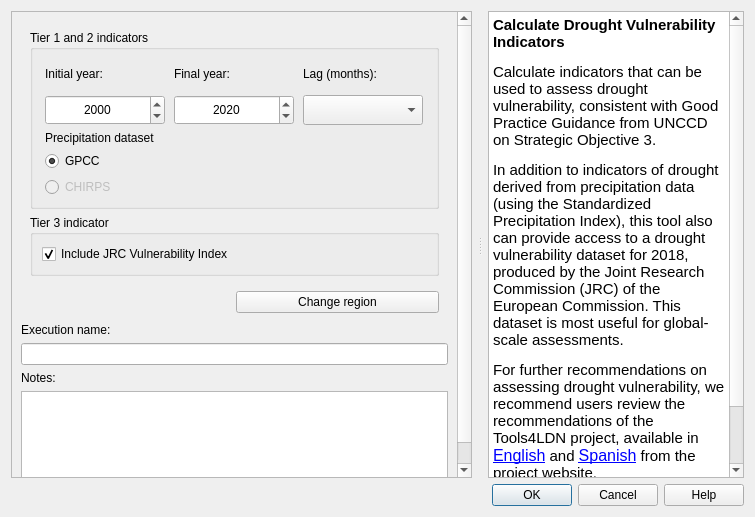
Old version of the form LDMP/gui/DlgCalculateDrought.ui in the repository ConservationInternational/trends.earth.
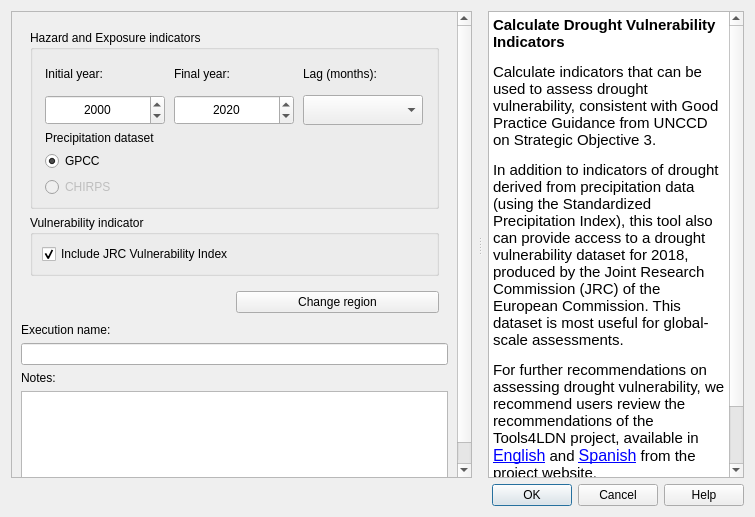
New version of the form.

Commit message: updates terminology in dialogs reported on ticket #537

```diff
--- a/LDMP/gui/DlgCalculateDrought.ui
+++ b/LDMP/gui/DlgCalculateDrought.ui
@@ -96,7 +96,7 @@
                  </size>
                 </property>
                 <property name="title">
-                 <string>Tier 1 and 2 indicators</string>
+                 <string>Hazard and Exposure indicators</string>
                 </property>
                 <layout class="QGridLayout" name="gridLayout_8">
                  <item row="0" column="0">
@@ -283,7 +283,7 @@
               <item>
                <widget class="QGroupBox" name="groupBox_3">
                 <property name="title">
-                 <string>Tier 3 indicator</string>
+                 <string>Vulnerability indicator</string>
                 </property>
                 <layout class="QGridLayout" name="gridLayout">
                  <item row="0" column="0">
```
The commit also changes 4 other files.
